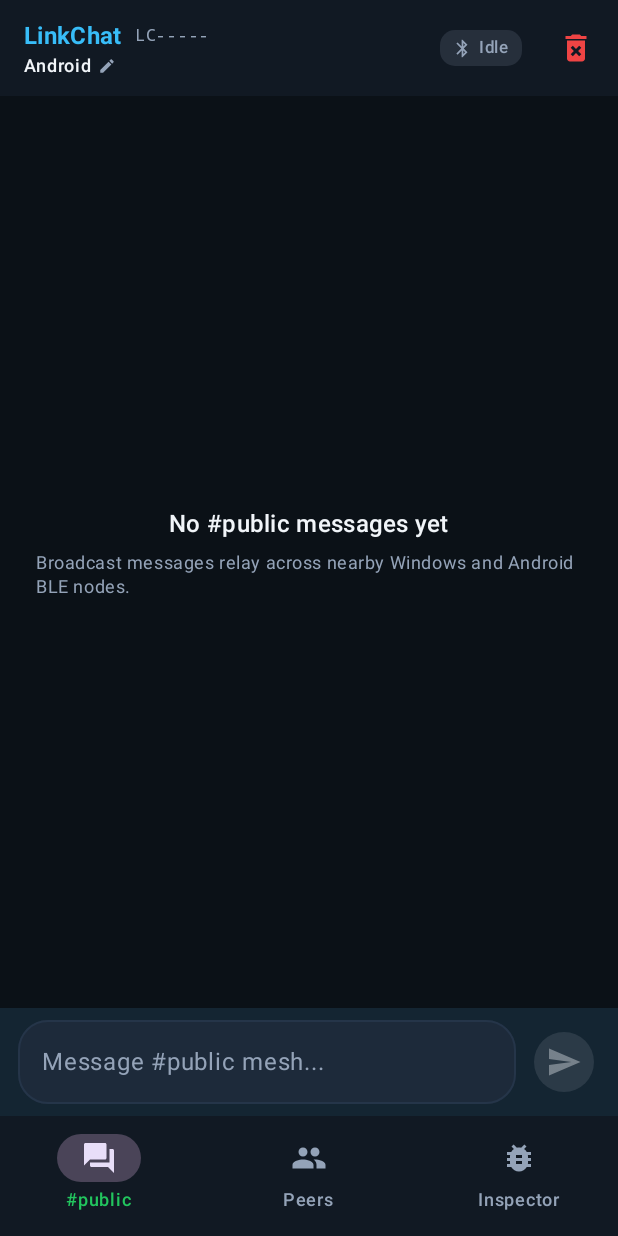
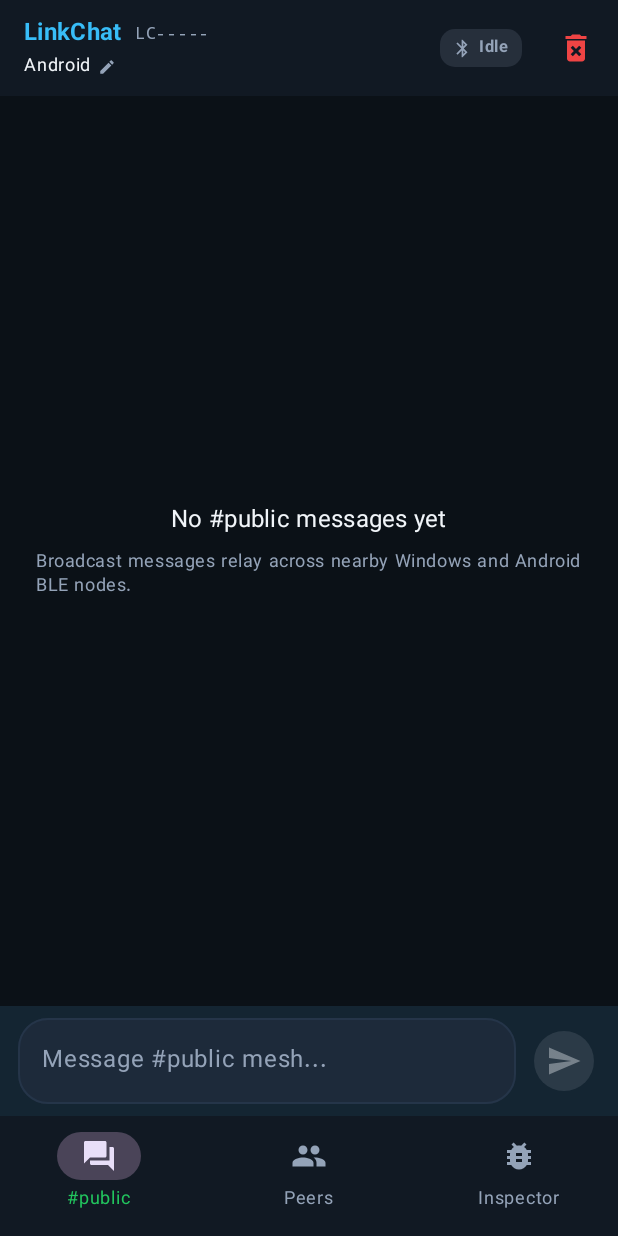
Before and after one commit to ShahabCypher/LinkChat, an Android app built with Jetpack Compose: the screen it shows after launch (MainActivity), on a phone screen of 412 x 824 dp. Run offline under Robolectric (Android 15) with nearby library versions, the phone set to English and light mode, and no system bars; libraries missing offline, so code that uses them is left out: com.chaquo.python; 6 statements that could not run were skipped.

Commit message:
add android persian-default strings, vazirmatn theme, and persisted language state

```diff
--- a/android/LinkChatAndroid/app/src/main/java/com/linkchat/LinkChatApplication.kt
+++ b/android/LinkChatAndroid/app/src/main/java/com/linkchat/LinkChatApplication.kt
@@ -1,8 +1,10 @@
 package com.linkchat
 
 import android.app.Application
+import android.content.Context
 import com.linkchat.bridge.PythonBridge
 import com.linkchat.model.BleStatus
+import com.linkchat.ui.AppLanguage
 import kotlinx.coroutines.flow.MutableStateFlow
 import kotlinx.coroutines.flow.StateFlow
 import kotlinx.coroutines.flow.asStateFlow
@@ -22,12 +24,29 @@ class LinkChatApplication : Application() {
 
     val blockedTags = MutableStateFlow<Set<String>>(emptySet())
 
+    private val _language = MutableStateFlow(AppLanguage.DEFAULT)
+    val language: StateFlow<AppLanguage> = _language.asStateFlow()
+
     @Volatile
     var bleResetHandler: BleResetHandler? = null
 
     override fun onCreate() {
         super.onCreate()
+        val prefs = getSharedPreferences(PREFS_NAME, Context.MODE_PRIVATE)
+        _language.value = AppLanguage.fromCode(prefs.getString(KEY_LANGUAGE, null))
         pythonBridge = PythonBridge(this)
+    }
+
+    fun setLanguage(lang: AppLanguage) {
+        _language.value = lang
+        getSharedPreferences(PREFS_NAME, Context.MODE_PRIVATE)
+            .edit()
+            .putString(KEY_LANGUAGE, lang.code)
+            .apply()
+    }
+
+    fun toggleLanguage() {
+        setLanguage(if (_language.value == AppLanguage.FA) AppLanguage.EN else AppLanguage.FA)
     }
 
     fun updateBleStatus(transform: (BleStatus) -> BleStatus) {
@@ -42,4 +61,9 @@ class LinkChatApplication : Application() {
             onAfterCoreReset = { newTag -> handler?.restartAfterReset(newTag) },
         )
     }
+
+    companion object {
+        private const val PREFS_NAME = "linkchat_ui_prefs"
+        private const val KEY_LANGUAGE = "language"
+    }
 }
--- a/android/LinkChatAndroid/app/src/main/java/com/linkchat/model/Models.kt
+++ b/android/LinkChatAndroid/app/src/main/java/com/linkchat/model/Models.kt
@@ -47,6 +47,17 @@ data class FingerprintModel(
     val emojis: List<String>,
 )
 
+enum class BleStatusKind {
+    IDLE,
+    MISSING_PERMISSIONS,
+    BLUETOOTH_OFF,
+    DUAL_ROLE,
+    CENTRAL_ONLY,
+    ADV_ERROR,
+    RESETTING,
+    STOPPED,
+}
+
 data class BleStatus(
     val serviceRunning: Boolean = false,
     val advertising: Boolean = false,
@@ -55,6 +66,8 @@ data class BleStatus(
     val peripheralLinks: Int = 0,
     val bluetoothEnabled: Boolean = true,
     val statusNote: String = "Idle",
+    val statusKind: BleStatusKind = BleStatusKind.IDLE,
+    val errorCode: Int? = null,
 ) {
     val totalLinks: Int get() = centralLinks + peripheralLinks
 }
--- a/android/LinkChatAndroid/app/src/main/java/com/linkchat/ui/LinkChatViewModel.kt
+++ b/android/LinkChatAndroid/app/src/main/java/com/linkchat/ui/LinkChatViewModel.kt
@@ -38,6 +38,7 @@ data class LinkChatUiState(
     val blockedTags: Set<String> = emptySet(),
     val verifyState: VerifyDialogState? = null,
     val lastError: String? = null,
+    val language: AppLanguage = AppLanguage.DEFAULT,
 ) {
     val activeChannel: String
         get() = activeDmPeerId ?: "#public"
@@ -86,8 +87,9 @@ class LinkChatViewModel(application: Application) : AndroidViewModel(application
         activeDmPeerId,
         verifyState,
         app.blockedTags,
-    ) { tab, dmId, verify, blocked ->
-        NavPart(tab, dmId, verify, blocked)
+        app.language,
+    ) { tab, dmId, verify, blocked, lang ->
+        NavPart(tab, dmId, verify, blocked, lang)
     }
 
     val uiState: StateFlow<LinkChatUiState> = combine(
@@ -120,6 +122,7 @@ class LinkChatViewModel(application: Application) : AndroidViewModel(application
             blockedTags = nav.blocked,
             verifyState = refreshedVerify,
             lastError = chat.err,
+            language = nav.lang,
         )
     }.stateIn(
         scope = viewModelScope,
@@ -209,6 +212,10 @@ class LinkChatViewModel(application: Application) : AndroidViewModel(application
         app.resetAllData()
     }
 
+    fun toggleLanguage() {
+        app.toggleLanguage()
+    }
+
     private data class CorePart(
         val ready: Boolean,
         val ownId: String,
@@ -230,5 +237,6 @@ class LinkChatViewModel(application: Application) : AndroidViewModel(application
         val dmId: String?,
         val verify: VerifyDialogState?,
         val blocked: Set<String>,
+        val lang: AppLanguage,
     )
 }
--- a/android/LinkChatAndroid/app/src/main/java/com/linkchat/ui/Theme.kt
+++ b/android/LinkChatAndroid/app/src/main/java/com/linkchat/ui/Theme.kt
@@ -1,9 +1,17 @@
 package com.linkchat.ui
 
 import androidx.compose.material3.MaterialTheme
+import androidx.compose.material3.Typography
 import androidx.compose.material3.darkColorScheme
 import androidx.compose.runtime.Composable
 import androidx.compose.ui.graphics.Color
+import androidx.compose.ui.text.AnnotatedString
+import androidx.compose.ui.text.SpanStyle
+import androidx.compose.ui.text.buildAnnotatedString
+import androidx.compose.ui.text.font.Font
+import androidx.compose.ui.text.font.FontFamily
+import androidx.compose.ui.text.font.FontWeight
+import com.linkchat.R
 
 object LinkChatColors {
     val BgRoot = Color(0xFF0B1117)
@@ -22,6 +30,67 @@ object LinkChatColors {
     val TextMuted = Color(0xFF94A3B8)
     val OutgoingBubble = Color(0xFF0E4A6F)
     val IncomingBubble = Color(0xFF1A2636)
+}
+
+val VazirmatnFontFamily = FontFamily(
+    Font(R.font.vazirmatn_regular, FontWeight.Normal),
+    Font(R.font.vazirmatn_bold, FontWeight.Bold),
+)
+
+private val DefaultTypography = Typography()
+
+private fun Typography.withFontFamily(family: FontFamily): Typography = Typography(
+    displayLarge = displayLarge.copy(fontFamily = family),
+    displayMedium = displayMedium.copy(fontFamily = family),
+    displaySmall = displaySmall.copy(fontFamily = family),
+    headlineLarge = headlineLarge.copy(fontFamily = family),
+    headlineMedium = headlineMedium.copy(fontFamily = family),
+    headlineSmall = headlineSmall.copy(fontFamily = family),
+    titleLarge = titleLarge.copy(fontFamily = family),
+    titleMedium = titleMedium.copy(fontFamily = family),
+    titleSmall = titleSmall.copy(fontFamily = family),
+    bodyLarge = bodyLarge.copy(fontFamily = family),
+    bodyMedium = bodyMedium.copy(fontFamily = family),
+    bodySmall = bodySmall.copy(fontFamily = family),
+    labelLarge = labelLarge.copy(fontFamily = family),
+    labelMedium = labelMedium.copy(fontFamily = family),
+    labelSmall = labelSmall.copy(fontFamily = family),
+)
+
+private val PersianTypography = DefaultTypography.withFontFamily(VazirmatnFontFamily)
+
+fun isPersianChar(ch: Char): Boolean {
+    val code = ch.code
+    return code in 0x0600..0x06FF ||
+        code in 0x0750..0x077F ||
+        code in 0x08A0..0x08FF ||
+        code in 0xFB50..0xFDFF ||
+        code in 0xFE70..0xFEFF
+}
+
+fun styledBidiText(text: String): AnnotatedString {
+    if (text.none { isPersianChar(it) }) {
+        return AnnotatedString(text)
+    }
+    return buildAnnotatedString {
+        append(text)
+        var i = 0
+        while (i < text.length) {
+            if (isPersianChar(text[i])) {
+                val start = i
+                while (i < text.length && (isPersianChar(text[i]) || text[i] == ' ' || text[i] == '\u200C')) {
+                    i++
+                }
+                addStyle(
+                    style = SpanStyle(fontFamily = VazirmatnFontFamily),
+                    start = start,
+                    end = i,
+                )
+            } else {
+                i++
+            }
+        }
+    }
 }
 
 private val DarkScheme = darkColorScheme(
@@ -43,9 +112,13 @@ private val DarkScheme = darkColorScheme(
 )
 
 @Composable
-fun LinkChatTheme(content: @Composable () -> Unit) {
+fun LinkChatTheme(
+    isPersian: Boolean = true,
+    content: @Composable () -> Unit,
+) {
     MaterialTheme(
         colorScheme = DarkScheme,
+        typography = if (isPersian) PersianTypography else DefaultTypography,
         content = content,
     )
 }
```
Also changed, not shown: android/LinkChatAndroid/app/src/main/java/com/linkchat/ble/AndroidBleTransport.kt (+25 -1 lines), android/LinkChatAndroid/app/src/main/java/com/linkchat/ble/LinkChatService.kt (+22 -6 lines), android/LinkChatAndroid/app/src/main/java/com/linkchat/ui/Strings.kt (added, +254 -0 lines), 2 other files.
